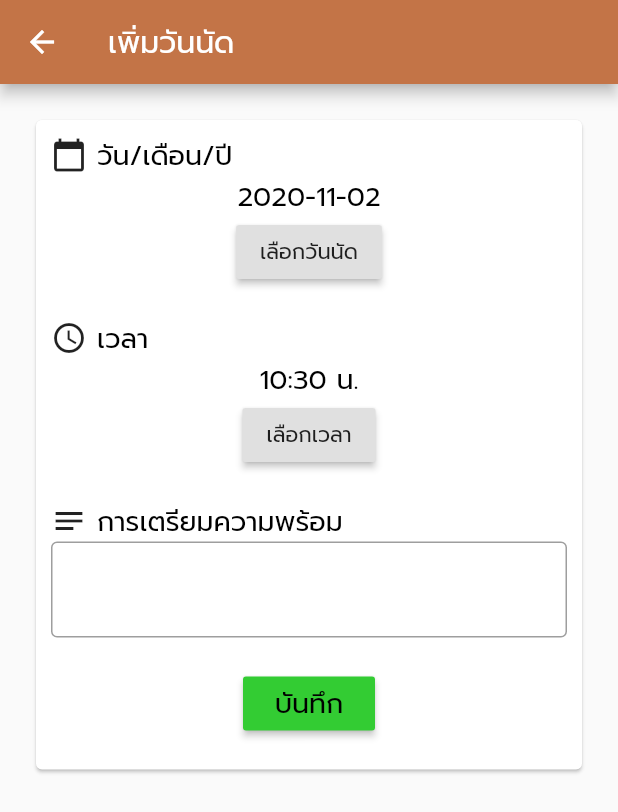
After one commit to LaCare-KMUTT/AbdoCare, a Flutter app: the AppointPage screen opened by its route, after a tap on the "add" icon, on a phone screen of 412 x 824 dp. The commit adds this screen. Shown: the top 812 px of the screen. Run offline on Flutter 3.47's test engine with Material 2 defaults, Android fonts, the phone set to English and light mode, and no system bars; our stand-ins replace bubble, rflutter_alert; missing offline and left inert: flutter_dialogflow.

Commit message:
Appointment feature

```diff
--- a/lib/main.dart
+++ b/lib/main.dart
@@ -1,3 +1,4 @@
+import 'package:AbdoCare/pages/Appointment.dart';
 import 'package:flutter/material.dart';
 
 import 'pages/Chat.dart';
@@ -15,6 +16,7 @@ class MyApp extends StatelessWidget {
         theme: ThemeData(
           fontFamily: "Prompt",
           primaryColor: Color(0xFFC37447),
+          primarySwatch: Colors.amber,
           textTheme: TextTheme(
             bodyText1: TextStyle(fontSize: 18.0, color: Colors.black),
             bodyText2: TextStyle(
@@ -28,6 +30,7 @@ class MyApp extends StatelessWidget {
           '/profile_page': (context) => ProfilePage(),
           '/login_page': (context) => LoginPage(),
           '/chat_page': (context) => MyHomePage(),
+          '/appoint_page': (context) => AppointPage(),
         },
       );
 }
--- /dev/null
+++ b/lib/pages/Appointment.dart
@@ -0,0 +1,307 @@
+import 'package:flutter/material.dart';
+import 'package:intl/intl.dart';
+
+class AppointPage extends StatefulWidget {
+  @override
+  State<StatefulWidget> createState() => _AppointPageState();
+}
+
+class myItem {
+  myItem({this.header, this.isExpanded = false, this.body});
+  bool isExpanded;
+  final String header;
+  final String body;
+}
+
+class _AppointPageState extends State<AppointPage> {
+  List<myItem> _items = <myItem>[
+    myItem(header: "19 กันยายน 2563", body: "เวลา 09.00"),
+    myItem(header: "18 ตุลาคม 2563", body: "เวลา 08.00"),
+    myItem(header: "3 พฤศจิกายน 2563", body: "เวลา 09.00"),
+  ];
+  Widget _buildListPanel() {
+    return ExpansionPanelList(
+      expansionCallback: (int index, bool isExpanded) {
+        setState(() {
+          _items[index].isExpanded = !_items[index].isExpanded;
+        });
+      },
+      children: _items.map((myItem item) {
+        return ExpansionPanel(
+          headerBuilder: (BuildContext context, bool isExpanded) {
+            return ListTile(
+              title: Text(
+                item.header,
+                style: TextStyle(fontSize: 20, color: Color(0xFFC37447)),
+              ),
+            );
+          },
+          isExpanded: item.isExpanded,
+          body: ListTile(
+            title:
+                Text(item.body, style: Theme.of(context).textTheme.bodyText1),
+          ),
+        );
+      }).toList(),
+    );
+  }
+
+  @override
+  Widget build(BuildContext context) {
+    return Scaffold(
+      appBar: AppBar(
+        title: Text('ตารางนัด'),
+        actions: [
+          IconButton(
+            icon: Icon(Icons.add),
+            tooltip: 'เพิ่มวันนัด',
+            iconSize: 30,
+            onPressed: () {
+              addAppointPage(context);
+            },
+          ),
+        ],
+      ),
+      body: ListView.builder(
+        itemBuilder: (BuildContext context, int index) {
+          return StuffInTiles(listOfTiles[index]);
+        },
+        itemCount: listOfTiles.length,
+      ),
+    );
+  }
+}
+
+class StuffInTiles extends StatelessWidget {
+  final MyTile myTile;
+  StuffInTiles(this.myTile);
+
+  @override
+  Widget build(BuildContext context) {
+    return _buildTiles(myTile);
+  }
+
+  Widget _buildTiles(MyTile t) {
+    if (t.children.isEmpty)
+      return ListTile(
+        title: Text(
+          t.title,
+        ),
+      );
+
+    return ExpansionTile(
+      key: PageStorageKey<int>(3),
+      title: Text(
+        t.title,
+        style: TextStyle(
+          fontSize: 20,
+          color: Color(0xFFC37447),
+        ),
+      ),
+      children: t.children.map(_buildTiles).toList(),
+    );
+  }
+}
+
+class MyTile {
+  String title;
+  List<MyTile> children;
+  MyTile(this.title, [this.children = const <MyTile>[]]);
+}
+
+List<MyTile> listOfTiles = <MyTile>[
+  //Column
+  MyTile(
+    '19 กันยายน 2563',
+    <MyTile>[
+      MyTile('เจาะเลือด เวลา 09.00 น.'),
+      MyTile('การเตรียมความพร้อมก่อนมาพบแพทย์:งดน้ำงดอาหารหลังสองทุ่ม'),
+    ],
+  ),
+  //Column
+  MyTile(
+    '18 ตุลาคม 2563',
+    <MyTile>[
+      MyTile('นัดตรวจเวลา 09.00 น.'),
+      MyTile('การเตรียมความพร้อมก่อนมาพบแพทย์: ไม่มี'),
+    ],
+  ),
+];
+
+void addAppointPage(BuildContext context) {
+  Navigator.push(
+      context,
+      MaterialPageRoute(
+        builder: (context) => Scaffold(
+          appBar: AppBar(
+            title: const Text('เพิ่มวันนัด'),
+          ),
+          body: addappoint(),
+        ),
+      ));
+}
+
+class addappoint extends StatefulWidget {
+  @override
+  State<StatefulWidget> createState() {
+    return _addappointState();
+  }
+}
+
+class _addappointState extends State<addappoint> {
+  String pickedDate;
+  String _date;
+  DateTime selectedDate = DateTime.now();
+  TimeOfDay _time = TimeOfDay.now();
+  TimeOfDay pickedTime;
+  String _convertDateTimeDisplay(String date) {
+    final displayFormater = DateFormat('yyyy-MM-dd HH:mm:ss.SSS');
+    final serverFormater = DateFormat('dd-MM-yyyy');
+    final displayDate = displayFormater.parse(date);
+    final formatted = serverFormater.format(displayDate);
+    return formatted;
+  }
+
+  Future<Null> _selectTime(BuildContext context) async {
+    TimeOfDay pickedTime = await showTimePicker(
+      context: context,
+      initialTime: _time,
+    );
+    if (pickedTime != null && pickedTime != _time) {
+      setState(() {
+        _time = pickedTime;
+
+        print(_time);
+      });
+    }
+  }
+
+  Future _selectDate() async {
+    DateTime picked = await showDatePicker(
+      context: context,
+      builder: (BuildContext context, Widget child) {
+        return Theme(
+          data: ThemeData.light().copyWith(
+            primaryColor: const Color(0xFFC37447),
+            accentColor: const Color(0xFFC37447),
+            colorScheme: ColorScheme.light(primary: const Color(0xFFC37447)),
+          ),
+          child: child,
+        );
+      },
+      initialDate: selectedDate,
+      firstDate: DateTime(2020),
+      lastDate: DateTime(2200),
+    );
+    if (picked != null && picked != _date) {
+      setState(() {
+        _date = _convertDateTimeDisplay(picked.toString());
+        print(_date);
+      });
+    }
+  }
+
+  @override
+  Widget build(BuildContext context) {
+    return Padding(
+      padding: const EdgeInsets.all(20.0),
+      child: Container(
+        child: ListView(
+          children: [
+            Column(
+              mainAxisAlignment: MainAxisAlignment.center,
+              crossAxisAlignment: CrossAxisAlignment.center,
+              children: [
+                Card(
+                  child: Padding(
+                    padding: const EdgeInsets.all(10.0),
+                    child: Column(
+                      children: [
+                        Row(
+                          children: [
+                            Icon(Icons.calendar_today),
+                            Text(
+                              ' วัน/เดือน/ปี',
+                              style: Theme.of(context).textTheme.bodyText1,
+                            ),
+                          ],
+                        ),
+                        Text(
+                            _date == null
+                                ? "${selectedDate.toLocal()}".split(' ')[0]
+                                : _date.toString(),
+                            style: Theme.of(context).textTheme.bodyText1),
+                        Padding(
+                          padding: const EdgeInsets.only(bottom: 20),
+                          child: RaisedButton(
+                            child: Text('เลือกวันนัด'),
+                            onPressed: () {
+                              _selectDate();
+                            },
+                          ),
+                        ),
+                        Row(
+                          children: [
+                            Icon(Icons.access_time),
+                            Text(
+                              ' เวลา',
+                              style: Theme.of(context).textTheme.bodyText1,
+                            ),
+                          ],
+                        ),
+                        Text(
+                            _date == null
+                                // ignore: lines_longer_than_80_chars
+                                ? "${_time.hour.toString().padLeft(2, '0')}:${_time.minute.toString().padLeft(2, '0')} น."
+                                // ignore: lines_longer_than_80_chars
+                                : "${_time.hour.toString().padLeft(2, '0')}:${_time.minute.toString().padLeft(2, '0')} น.",
+                            style: Theme.of(context).textTheme.bodyText1),
+                        Padding(
+                          padding: const EdgeInsets.only(bottom: 20),
+                          child: RaisedButton(
+                            child: Text('เลือกเวลา'),
+                            onPressed: () {
+                              _selectTime(context);
+                            },
+                          ),
+                        ),
+                        Row(
+                          children: [
+                            Icon(Icons.notes),
+                            Text(
+                              ' การเตรียมความพร้อม',
+                              style: Theme.of(context).textTheme.bodyText1,
+                            ),
+                          ],
+                        ),
+                        TextFormField(
+                          autofocus: false,
+                          decoration: InputDecoration(
+                            border: OutlineInputBorder(),
+                          ),
+                          onTap: () {},
+                        ),
+                        Padding(
+                          padding: const EdgeInsets.only(top: 20, bottom: 10),
+                          child: RaisedButton(
+                            color: Color(0xFF33cc33),
+                            child: Text('บันทึก',
+                                style: Theme.of(context).textTheme.bodyText1),
+                            onPressed: () {
+                              Navigator.pushReplacementNamed(
+                                  context, '/appoint_page');
+                            },
+                          ),
+                        ),
+                      ],
+                    ),
+                  ),
+                ),
+              ],
+            ),
+          ],
+        ),
+      ),
+    );
+  }
+}
--- a/lib/pages/RichMenu.dart
+++ b/lib/pages/RichMenu.dart
@@ -82,7 +82,9 @@ class _RichMenuPageState extends State<RichMenuPage> {
                   Expanded(
                     child: FlatButton(
                       color: Color(0xFFF1B43F),
-                      onPressed: () {},
+                      onPressed: () {
+                        Navigator.pushNamed(context, '/appoint_page');
+                      },
                       child: Container(
                         height: 100,
                         child: Column(
--- a/pubspec.yaml
+++ b/pubspec.yaml
@@ -32,7 +32,7 @@ dependencies:
   bubble: ^1.1.9+1
   firebase_core: "0.5.0+1"
   rflutter_alert: ^1.1.0
-
+  intl: ^0.16.1
 
 dev_dependencies:
   flutter_test:
```
Also changed, not shown: pubspec.lock.
